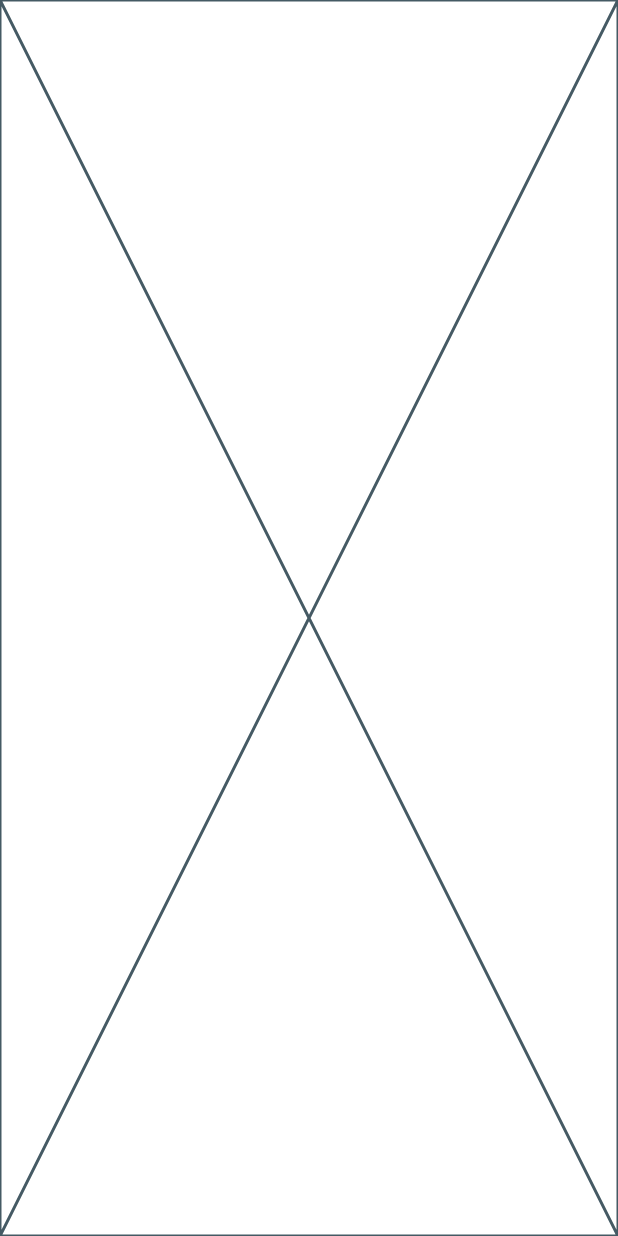
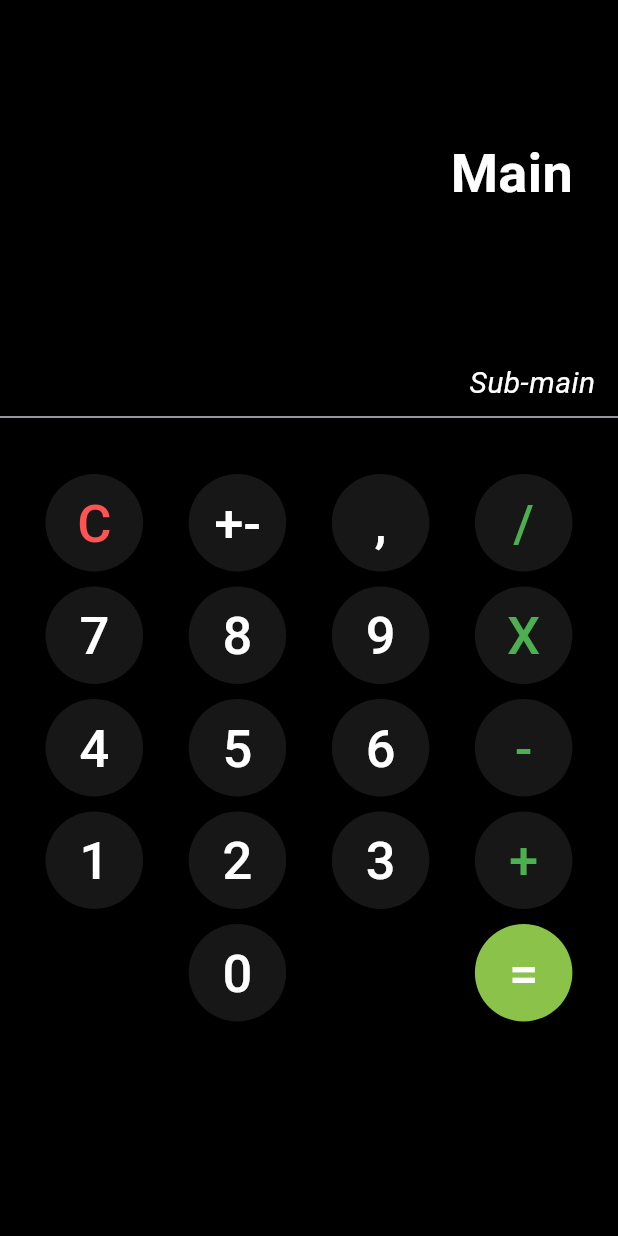
Before and after one commit to BrunoCammargo/Calculadora-Simples, a Flutter app: the screen it shows after launch, on a phone screen of 412 x 824 dp. Run offline on Flutter 3.47's test engine with Material 3 defaults, Android fonts, the phone set to English and light mode, and no system bars.

Commit message:
Finalizando Layout

```diff
--- a/lib/main.dart
+++ b/lib/main.dart
@@ -4,12 +4,12 @@ import 'package:flutter/material.dart';
 
 // -> Main
 void main() {
-  runApp( const MeuApp() );
+  runApp( const MyApp() );
 }
 
 // -> Widget MeuApp
-class MeuApp extends StatelessWidget{
-  const MeuApp( {Key? key} ) : super(key: key);
+class MyApp extends StatelessWidget{
+  const MyApp( {Key? key} ) : super(key: key);
 
   @override
   Widget build(BuildContext context){
@@ -32,10 +32,130 @@ class HomePage extends StatefulWidget {
 class _HomePageState extends State<HomePage> {
 
   //Atributos
+  MyWidgets myWidgets = MyWidgets();
 
   //Metodos
   @override
   Widget build(BuildContext context) {
-    return const Placeholder();
+    return Scaffold(
+      backgroundColor: Color.fromRGBO(0, 0, 0, 1.0),
+      body: Container(
+          child: Column(
+            mainAxisAlignment: MainAxisAlignment.start,
+            crossAxisAlignment: CrossAxisAlignment.end,
+            children: [
+              const SizedBox(height: 90),
+              Padding(padding: EdgeInsets.only(left: 20, right: 30), child: myWidgets.txtMain),
+              const SizedBox(height: 100),
+              Padding(padding: EdgeInsets.only(left: 15, right: 15), child: myWidgets.txtSub) ,
+              const Divider(),
+              Container(
+                  child: Column(
+                    mainAxisAlignment: MainAxisAlignment.spaceBetween,
+                    children: myWidgets.buttons,
+                  )
+              ),
+            ],
+        )
+      )
+    );
   }
 }
+
+
+// MyWidgets
+class MyWidgets{
+
+  //variaveis
+  static MainAxisAlignment alignmentButtons = MainAxisAlignment.spaceEvenly;
+  static double spacingButton = 10;
+
+  Text txtMain = const Text(
+    'Main',
+    style: TextStyle(color: Colors.white, fontSize: 36, fontWeight: FontWeight.bold),
+    textAlign: TextAlign.right,
+    textDirection: TextDirection.rtl,
+    );
+
+  Text txtSub = const Text(
+    'Sub-main',
+    style: TextStyle(color: Colors.white, fontSize: 20, fontStyle: FontStyle.italic),
+    textAlign: TextAlign.left,
+    textDirection: TextDirection.rtl,
+    );
+
+  List<Widget> buttons = [
+    SizedBox(height: spacingButton + 20),
+    Row(
+      mainAxisAlignment: alignmentButtons,
+      children: [
+      createTextButton('C', txtColor: Colors.redAccent),
+      createTextButton('+-'),
+      createTextButton(','),
+      createTextButton('/', txtColor: Colors.green)
+      ],
+    ),
+
+    SizedBox(height: spacingButton),
+    Row(
+      mainAxisAlignment: alignmentButtons,
+      children: [
+      createTextButton('7', funcOn: null),
+      createTextButton('8', funcOn: null),
+      createTextButton('9', funcOn: null),
+      createTextButton('X', txtColor: Colors.green, funcOn: null)
+      ],
+    ),
+
+    SizedBox(height: spacingButton),
+    Row(
+      mainAxisAlignment: alignmentButtons,
+      children: [
+      createTextButton('4', funcOn: null),
+      createTextButton('5', funcOn: null),
+      createTextButton('6', funcOn: null),
+      createTextButton('-', txtColor: Colors.green, funcOn: null)
+      ],
+    ),
+
+    SizedBox(height: spacingButton),
+    Row(
+      mainAxisAlignment: alignmentButtons,
+      children: [
+      createTextButton('1', funcOn: null),
+      createTextButton('2', funcOn: null),
+      createTextButton('3', funcOn: null),
+      createTextButton('+', txtColor: Colors.green, funcOn: null)
+      ],
+    ),
+
+    SizedBox(height: spacingButton),
+    Row(
+      mainAxisAlignment: alignmentButtons,
+      children: [
+      createTextButton('', bgColor: Color.fromRGBO(33, 33, 33, 0) ),
+      createTextButton('0', funcOn: null),
+      createTextButton('', bgColor: Color.fromRGBO(33, 33, 33, 0)),
+      createTextButton('=', bgColor: Colors.lightGreen, funcOn: null)
+      ],
+    ),
+  ];
+
+  // Metodos
+  static TextButton createTextButton(String txt, {Color? bgColor, Color? txtColor, void Function()? funcOn}){
+    TextButton _button = TextButton(
+        style: TextButton.styleFrom(
+            backgroundColor: bgColor == null ? Color.fromRGBO(33, 33, 33, 0.7) : bgColor,
+            fixedSize: Size(65, 65),
+            shape: RoundedRectangleBorder(borderRadius: BorderRadius.circular(100)),
+        ),
+        onPressed: funcOn,
+        child: Text(
+          txt,
+          style: TextStyle(color: (txtColor == null ? Colors.white : txtColor) , fontSize: 35),
+          )
+    );
+    return _button;
+  }
+
+}
```
